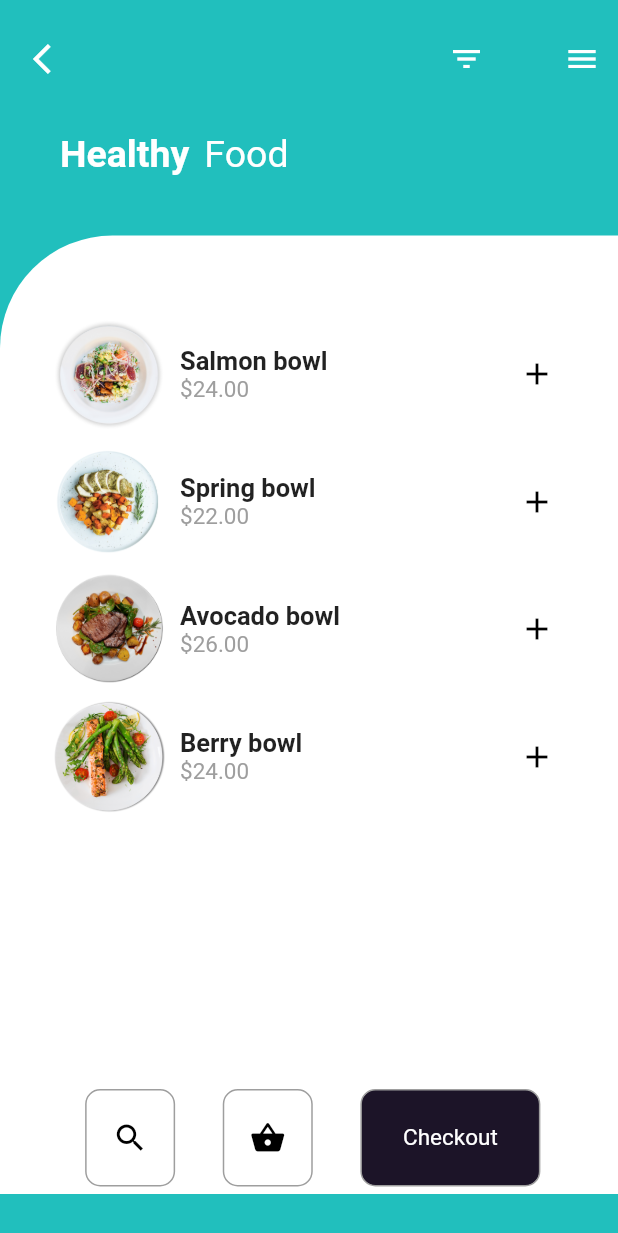
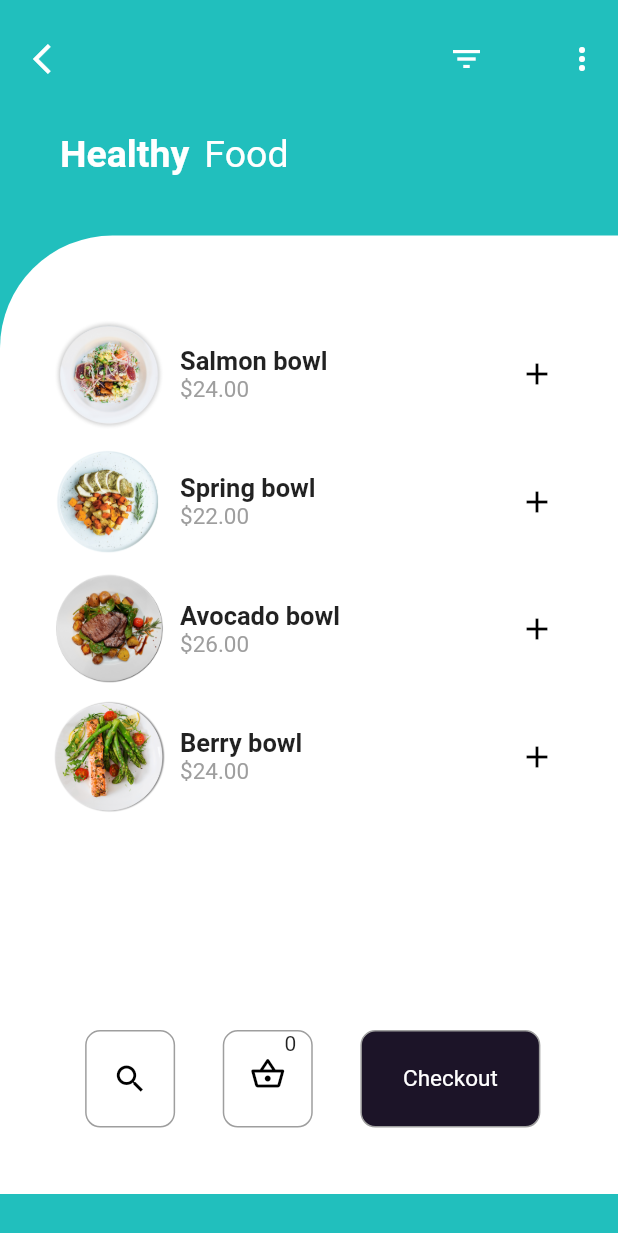
Before and after one commit to ChinmayShringi/Cart_Flutter_ui, a Flutter app: the screen it shows after launch, on a phone screen of 412 x 824 dp. Shown: the top 1233 px of the screen. Run offline on Flutter 3.47's test engine with Material 2 defaults, Android fonts, the phone set to English and light mode, and no system bars; Roboto replaces fonts that are missing (Montserrat); project files that could hold a hidden picture were left out.

```diff
--- a/lib/cart.v1/cart_view.dart
+++ b/lib/cart/prod_view.dart
@@ -1,4 +1,4 @@
-import 'package:cart/cart.v1/prod_view.dart';
+import 'package:cart/cart/prod_detail.dart';
 import 'package:flutter/material.dart';
 
 class MyHomePage extends StatefulWidget {
@@ -7,6 +7,7 @@ class MyHomePage extends StatefulWidget {
 }
 
 class _MyHomePageState extends State<MyHomePage> {
+  int i = 0;
   @override
   Widget build(BuildContext context) {
     return Scaffold(
@@ -34,7 +35,7 @@ class _MyHomePageState extends State<MyHomePage> {
                           onPressed: () {},
                         ),
                         IconButton(
-                          icon: Icon(Icons.menu),
+                          icon: Icon(Icons.more_vert),
                           color: Colors.white,
                           onPressed: () {},
                         )
@@ -77,13 +78,19 @@ class _MyHomePageState extends State<MyHomePage> {
                 Padding(
                   padding: EdgeInsets.only(top: 45.0),
                   child: Container(
-                        height: MediaQuery.of(context).size.height - 300.0,
+                    height: MediaQuery.of(context).size.height / 1.7,
                     child: ListView(children: [
-                          _buildFoodItem('assets/plate1.png', 'Salmon bowl', '\$24.00'),
-                          _buildFoodItem('assets/plate2.png', 'Spring bowl', '\$22.00'),
-                          _buildFoodItem('assets/plate6.png', 'Avocado bowl', '\$26.00'),
-                          _buildFoodItem('assets/plate5.png', 'Berry bowl', '\$24.00')
-                        ]))),
+                      _buildFoodItem(
+                          'assets/plate1.png', 'Salmon bowl', '\$24.00'),
+                      _buildFoodItem(
+                          'assets/plate2.png', 'Spring bowl', '\$22.00'),
+                      _buildFoodItem(
+                          'assets/plate6.png', 'Avocado bowl', '\$26.00'),
+                      _buildFoodItem(
+                          'assets/plate5.png', 'Berry bowl', '\$24.00')
+                    ]),
+                  ),
+                ),
                 Row(
                   mainAxisAlignment: MainAxisAlignment.spaceEvenly,
                   children: <Widget>[
@@ -102,6 +109,7 @@ class _MyHomePageState extends State<MyHomePage> {
                       ),
                     ),
                     Container(
+                      padding: EdgeInsets.symmetric(horizontal: 10),
                       height: 65.0,
                       width: 60.0,
                       decoration: BoxDecoration(
@@ -111,8 +119,24 @@ class _MyHomePageState extends State<MyHomePage> {
                             width: 1.0),
                         borderRadius: BorderRadius.circular(10.0),
                       ),
-                      child: Center(
-                        child: Icon(Icons.shopping_basket, color: Colors.black),
+                      child: Column(
+                        children: [
+                          Row(
+                              mainAxisAlignment: MainAxisAlignment.end,
+                              children: <Widget>[
+                                Center(
+                                  child: Text("${this.i}"),
+                                ),
+                              ]),
+                          Row(
+                              mainAxisAlignment: MainAxisAlignment.center,
+                              children: <Widget>[
+                                Center(
+                                  child: Icon(Icons.shopping_basket_outlined,
+                                      color: Colors.black),
+                                ),
+                              ]),
+                        ],
                       ),
                     ),
                     Container(
@@ -148,56 +172,46 @@ class _MyHomePageState extends State<MyHomePage> {
         child: InkWell(
             onTap: () {
               Navigator.of(context).push(MaterialPageRoute(
-              builder: (context) => DetailsPage(heroTag: imgPath, foodName: foodName, foodPrice: price)
-            ));
+                  builder: (context) => ProductDetailsPage(
+                      heroTag: imgPath, foodName: foodName, foodPrice: price)));
             },
             child: Row(
               mainAxisAlignment: MainAxisAlignment.spaceBetween,
               children: <Widget>[
                 Container(
-                child: Row(
-                  children: [
+                    child: Row(children: [
                   Hero(
                       tag: imgPath,
                       child: Image(
                           image: AssetImage(imgPath),
                           fit: BoxFit.cover,
                           height: 75.0,
-                        width: 75.0
-                      )
-                    ),
+                          width: 75.0)),
                   SizedBox(width: 10.0),
                   Column(
                       crossAxisAlignment: CrossAxisAlignment.start,
-                      children:[
-                        Text(
-                          foodName,
+                      children: [
+                        Text(foodName,
                             style: TextStyle(
                                 fontFamily: 'Montserrat',
                                 fontSize: 17.0,
-                            fontWeight: FontWeight.bold
-                          )
-                        ),
-                        Text(
-                          price,
+                                fontWeight: FontWeight.bold)),
+                        Text(price,
                             style: TextStyle(
                                 fontFamily: 'Montserrat',
                                 fontSize: 15.0,
-                            color: Colors.grey
-                          )
-                        )
-                      ]
-                    )
-                  ]
-                )
-              ),
+                                color: Colors.grey))
+                      ])
+                ])),
                 IconButton(
                     icon: Icon(Icons.add),
                     color: Colors.black,
-                onPressed: () {}
-              )
+                    onPressed: () {
+                      setState(() {
+                        this.i += 1;
+                      });
+                    })
               ],
-          )
-        ));
+            )));
   }
 }
--- a/lib/main.dart
+++ b/lib/main.dart
@@ -1,4 +1,4 @@
-import 'package:cart/cart.v1/cart_view.dart';
+import 'package:cart/cart/prod_view.dart';
 import 'package:flutter/material.dart';
 
 void main() {
@@ -9,10 +9,7 @@ class MyApp extends StatelessWidget {
   @override
   Widget build(BuildContext context) {
     return MaterialApp(
-      title: 'Flutter Demo',
-      theme: ThemeData(
-        primarySwatch: Colors.blue,
-      ),
+      title: 'Flutter Cart',
       home: MyHomePage(),
       debugShowCheckedModeBanner: false,
     );
```
Also changed, not shown: lib/cart.v1/prod_view.dart (deleted, +0 -262 lines), lib/cart/prod_detail.dart (added, +280 -0 lines). Lines whose indentation alone changed are shown as unchanged.
